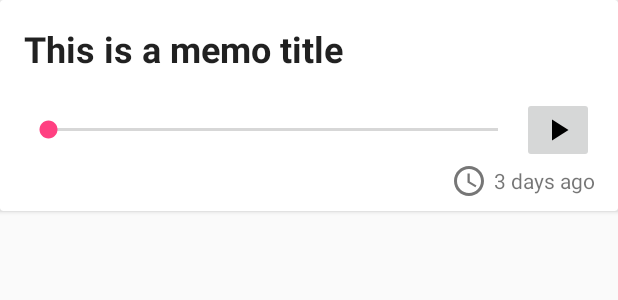
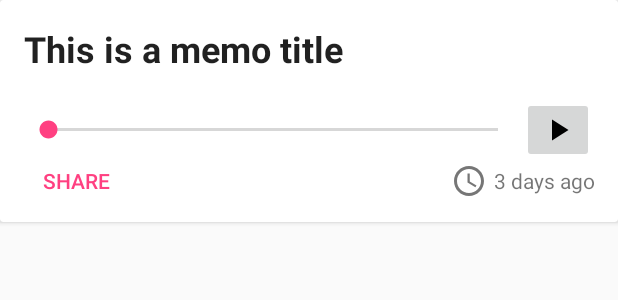
Before and after one commit to bennofs/findet-memo, an Android app: the layout layout_audio_memo_summary.xml on its own in the app's theme, with its tools: preview values and no code run, on a phone screen of 412 x 824 dp. Shown: the top 300 px of the screen. Run offline under Robolectric (Android 15) with nearby library versions, the light colour scheme and no system bars.

Commit message:
implement sharing of memos

```diff
--- a/app/src/main/res/layout/layout_audio_memo_summary.xml
+++ b/app/src/main/res/layout/layout_audio_memo_summary.xml
@@ -58,5 +58,19 @@
             android:drawableStart="@drawable/ic_access_time_gray_24dp"
             android:gravity="center_vertical|end"
             tools:text="3 days ago" />
+
+
+        <Button
+            android:id="@+id/button_memosummary_share"
+            android:layout_width="wrap_content"
+            android:layout_height="wrap_content"
+            android:layout_alignParentStart="true"
+            android:layout_alignParentLeft="true"
+            android:layout_alignBaseline="@id/textview_memosummary_date"
+            style="?attr/borderlessButtonStyle"
+            android:text="Share"
+            android:textColor="?attr/colorAccent"
+            android:minHeight="0dp"
+            android:minWidth="0dp" />
     </RelativeLayout>
 </android.support.v7.widget.CardView>
--- /dev/null
+++ b/app/src/main/res/xml/recording_paths.xml
@@ -0,0 +1,4 @@
+<?xml version="1.0" encoding="utf-8"?>
+<paths>
+    <files-path name="my_recordings" path="recordings/"/>
+</paths>
```
Also changed, not shown: app/src/main/AndroidManifest.xml (+9 -0 lines), app/src/main/java/tu/emi/findetmemo/activity/MainActivity.java (+7 -0 lines), app/src/main/java/tu/emi/findetmemo/activity/NewAudioMemoActivity.java (+7 -3 lines), app/src/main/java/tu/emi/findetmemo/classes/PausableAudioRecorder.java (+4 -5 lines), app/src/main/java/tu/emi/findetmemo/data/TextMemo.java (+11 -0 lines), app/src/main/java/tu/emi/findetmemo/view/AudioMemoSummary.java (+19 -0 lines), app/src/main/java/tu/emi/findetmemo/view/TextMemoSummary.java (+15 -0 lines), app/src/main/res/layout/layout_text_memo_summary.xml (+13 -0 lines).
